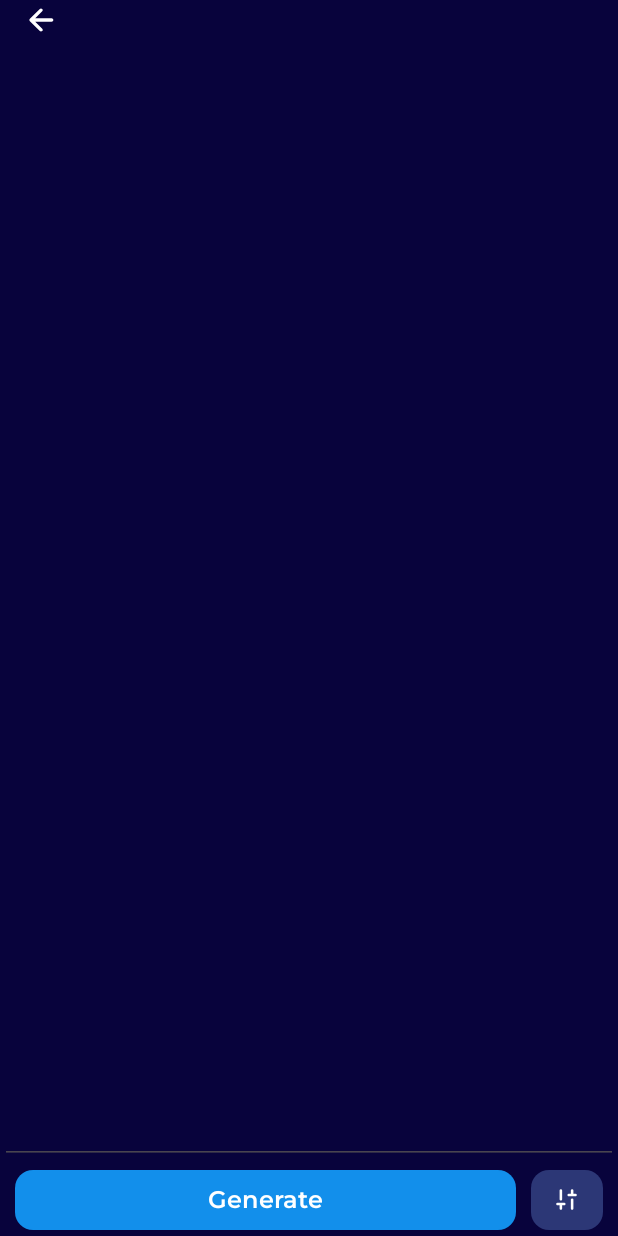
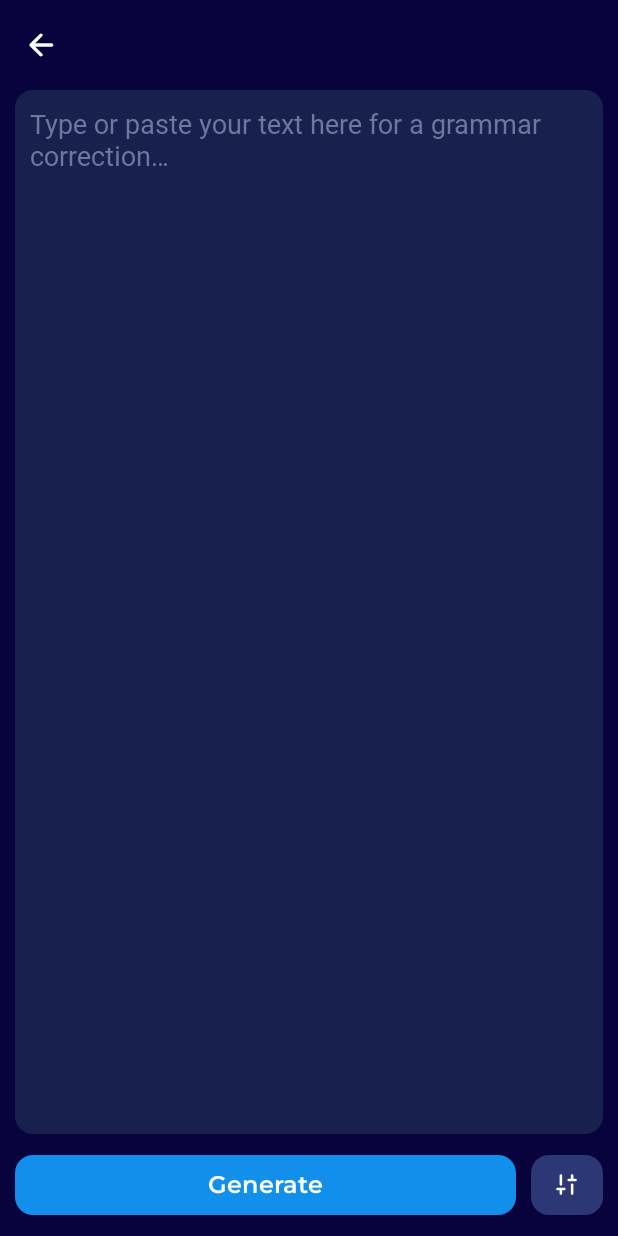
Before and after one commit to SidharthMudgil/chomu, an Android app: the GrammarFragment screen opened through its navigation route, on a phone screen of 412 x 824 dp. Run offline under Robolectric (Android 15) with nearby library versions, the phone set to English and light mode, and no system bars.

Commit message:
final ui for fragment_grammar

```diff
--- a/app/src/main/res/layout/fragment_grammar.xml
+++ b/app/src/main/res/layout/fragment_grammar.xml
@@ -10,7 +10,7 @@
         android:id="@+id/top_bar"
         layout="@layout/top_bar"
         android:layout_width="match_parent"
-        android:layout_height="wrap_content"
+        android:layout_height="@dimen/top_bar_size"
         app:layout_constraintBottom_toBottomOf="parent"
         app:layout_constraintEnd_toEndOf="parent"
         app:layout_constraintStart_toStartOf="parent"
@@ -21,6 +21,15 @@
         android:id="@+id/et_input"
         android:layout_width="match_parent"
         android:layout_height="0dp"
+        android:layout_marginStart="@dimen/white_space"
+        android:layout_marginEnd="@dimen/white_space"
+        android:layout_marginBottom="@dimen/white_space"
+        android:background="@drawable/bg_input_text"
+        android:gravity="start"
+        android:hint="@string/grammar_prompt"
+        android:padding="@dimen/white_space"
+        android:scrollbars="vertical"
+        android:textColorHint="@color/gray"
         app:layout_constraintBottom_toTopOf="@+id/bottom_bar"
         app:layout_constraintEnd_toEndOf="parent"
         app:layout_constraintStart_toStartOf="parent"
@@ -31,6 +40,7 @@
         layout="@layout/bottom_bar"
         android:layout_width="match_parent"
         android:layout_height="wrap_content"
+        android:layout_marginBottom="@dimen/white_space"
         app:layout_constraintBottom_toBottomOf="parent"
         app:layout_constraintEnd_toEndOf="parent"
         app:layout_constraintStart_toStartOf="parent"
```
